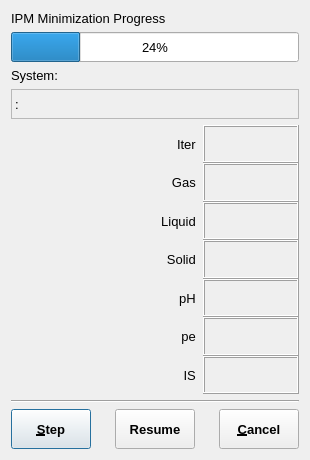
This is gems3/vizor4/dlg4/ProgressDialog4.ui in gemshub/GEMSGUI as Qt 5 draws it before an edit. The edited form follows.
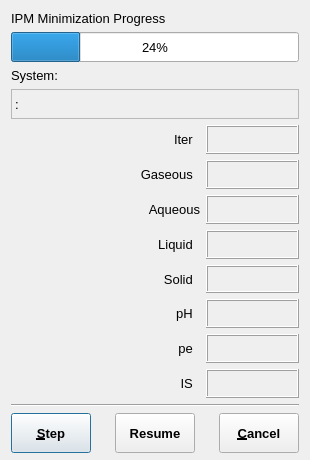
This is the edited form.

Commit message: Several important bugfixes and improvements taken over from upgrade version: work with record key templates (r1965), memory corruption in processing process scripts (r1972-1975), PMtest function (r1985); added 'liquid' part to SysEq Progress dialog (r2001), fixed SysEq remake wizard with xp_ vector defaults (r1949,1952), introduced common list of ReacDC/DComp records (r 1944, 1954).

```diff
--- a/gems3/vizor4/dlg4/ProgressDialog4.ui
+++ b/gems3/vizor4/dlg4/ProgressDialog4.ui
@@ -24,7 +24,7 @@
   <property name="windowTitle">
    <string>NewProgressDialogData</string>
   </property>
-  <layout class="QGridLayout">
+  <layout class="QGridLayout" name="gridLayout">
    <item row="0" column="0" colspan="2">
     <widget class="QLabel" name="TextLabel1">
      <property name="sizePolicy">
@@ -41,7 +41,7 @@
      </property>
     </widget>
    </item>
-   <item row="1" column="0" colspan="2">
+   <item row="1" column="0" colspan="3">
     <widget class="QProgressBar" name="pProgress">
      <property name="minimumSize">
       <size>
@@ -69,7 +69,7 @@
      </property>
     </widget>
    </item>
-   <item row="2" column="0" colspan="2">
+   <item row="2" column="0">
     <widget class="QLabel" name="TextLabel3_3">
      <property name="sizePolicy">
       <sizepolicy hsizetype="Preferred" vsizetype="Fixed">
@@ -85,7 +85,7 @@
      </property>
     </widget>
    </item>
-   <item row="3" column="0" colspan="2">
+   <item row="3" column="0" colspan="3">
     <widget class="QLabel" name="pKey">
      <property name="sizePolicy">
       <sizepolicy hsizetype="Minimum" vsizetype="Fixed">
@@ -116,7 +116,7 @@
      </property>
     </widget>
    </item>
-   <item row="4" column="0">
+   <item row="4" column="0" rowspan="8">
     <widget class="QFrame" name="pBottle">
      <property name="sizePolicy">
       <sizepolicy hsizetype="Fixed" vsizetype="Preferred">
@@ -139,12 +139,7 @@
     </widget>
    </item>
    <item row="4" column="1">
-    <layout class="QGridLayout" name="laypout">
-     <property name="spacing">
-      <number>0</number>
-     </property>
-     <item row="5" column="0">
-      <widget class="QLabel" name="TextLabel3_2_2_3">
+    <widget class="QLabel" name="TextLabel3">
        <property name="sizePolicy">
         <sizepolicy hsizetype="Preferred" vsizetype="Preferred">
          <horstretch>0</horstretch>
@@ -152,7 +147,7 @@
         </sizepolicy>
        </property>
        <property name="text">
-        <string>pe  </string>
+      <string>Iter  </string>
        </property>
        <property name="alignment">
         <set>Qt::AlignRight|Qt::AlignTrailing|Qt::AlignVCenter</set>
@@ -162,7 +157,32 @@
        </property>
       </widget>
      </item>
-     <item row="1" column="0">
+   <item row="4" column="2">
+    <widget class="QLabel" name="pIT">
+     <property name="sizePolicy">
+      <sizepolicy hsizetype="Preferred" vsizetype="Preferred">
+       <horstretch>0</horstretch>
+       <verstretch>0</verstretch>
+      </sizepolicy>
+     </property>
+     <property name="toolTip">
+      <string>Number of IPM iterations performed until the last update of dialog fields</string>
+     </property>
+     <property name="frameShape">
+      <enum>QFrame::Box</enum>
+     </property>
+     <property name="frameShadow">
+      <enum>QFrame::Raised</enum>
+     </property>
+     <property name="alignment">
+      <set>Qt::AlignRight|Qt::AlignTrailing|Qt::AlignVCenter</set>
+     </property>
+     <property name="wordWrap">
+      <bool>false</bool>
+     </property>
+    </widget>
+   </item>
+   <item row="5" column="1">
       <widget class="QLabel" name="TextLabel3_2">
        <property name="sizePolicy">
         <sizepolicy hsizetype="Preferred" vsizetype="Preferred">
@@ -171,7 +191,7 @@
         </sizepolicy>
        </property>
        <property name="text">
-        <string>Gas  </string>
+      <string>Gaseous  </string>
        </property>
        <property name="alignment">
         <set>Qt::AlignRight|Qt::AlignTrailing|Qt::AlignVCenter</set>
@@ -181,7 +201,139 @@
        </property>
       </widget>
      </item>
-     <item row="3" column="1">
+   <item row="5" column="2">
+    <widget class="QLabel" name="pGas">
+     <property name="sizePolicy">
+      <sizepolicy hsizetype="Preferred" vsizetype="Preferred">
+       <horstretch>0</horstretch>
+       <verstretch>0</verstretch>
+      </sizepolicy>
+     </property>
+     <property name="toolTip">
+      <string>Mass of gas (in grams) in the system</string>
+     </property>
+     <property name="frameShape">
+      <enum>QFrame::Box</enum>
+     </property>
+     <property name="frameShadow">
+      <enum>QFrame::Raised</enum>
+     </property>
+     <property name="alignment">
+      <set>Qt::AlignRight|Qt::AlignTrailing|Qt::AlignVCenter</set>
+     </property>
+     <property name="wordWrap">
+      <bool>false</bool>
+     </property>
+    </widget>
+   </item>
+   <item row="6" column="1">
+    <widget class="QLabel" name="TextLabel3_2_4">
+     <property name="sizePolicy">
+      <sizepolicy hsizetype="Preferred" vsizetype="Preferred">
+       <horstretch>0</horstretch>
+       <verstretch>0</verstretch>
+      </sizepolicy>
+     </property>
+     <property name="text">
+      <string>Aqueous</string>
+     </property>
+     <property name="alignment">
+      <set>Qt::AlignRight|Qt::AlignTrailing|Qt::AlignVCenter</set>
+     </property>
+     <property name="wordWrap">
+      <bool>false</bool>
+     </property>
+    </widget>
+   </item>
+   <item row="6" column="2">
+    <widget class="QLabel" name="pWater">
+     <property name="sizePolicy">
+      <sizepolicy hsizetype="Preferred" vsizetype="Preferred">
+       <horstretch>0</horstretch>
+       <verstretch>0</verstretch>
+      </sizepolicy>
+     </property>
+     <property name="toolTip">
+      <string>Total mass of liquid phases in the system (g)</string>
+     </property>
+     <property name="frameShape">
+      <enum>QFrame::Box</enum>
+     </property>
+     <property name="frameShadow">
+      <enum>QFrame::Raised</enum>
+     </property>
+     <property name="alignment">
+      <set>Qt::AlignRight|Qt::AlignTrailing|Qt::AlignVCenter</set>
+     </property>
+     <property name="wordWrap">
+      <bool>false</bool>
+     </property>
+    </widget>
+   </item>
+   <item row="7" column="1">
+    <widget class="QLabel" name="TextLabel3_2_2">
+     <property name="sizePolicy">
+      <sizepolicy hsizetype="Preferred" vsizetype="Preferred">
+       <horstretch>0</horstretch>
+       <verstretch>0</verstretch>
+      </sizepolicy>
+     </property>
+     <property name="text">
+      <string>Liquid  </string>
+     </property>
+     <property name="alignment">
+      <set>Qt::AlignRight|Qt::AlignTrailing|Qt::AlignVCenter</set>
+     </property>
+     <property name="wordWrap">
+      <bool>false</bool>
+     </property>
+    </widget>
+   </item>
+   <item row="7" column="2">
+    <widget class="QLabel" name="pLiquid">
+     <property name="sizePolicy">
+      <sizepolicy hsizetype="Preferred" vsizetype="Preferred">
+       <horstretch>0</horstretch>
+       <verstretch>0</verstretch>
+      </sizepolicy>
+     </property>
+     <property name="toolTip">
+      <string>Total mass of liquid phases in the system (g)</string>
+     </property>
+     <property name="frameShape">
+      <enum>QFrame::Box</enum>
+     </property>
+     <property name="frameShadow">
+      <enum>QFrame::Raised</enum>
+     </property>
+     <property name="alignment">
+      <set>Qt::AlignRight|Qt::AlignTrailing|Qt::AlignVCenter</set>
+     </property>
+     <property name="wordWrap">
+      <bool>false</bool>
+     </property>
+    </widget>
+   </item>
+   <item row="8" column="1">
+    <widget class="QLabel" name="TextLabel3_2_2_2">
+     <property name="sizePolicy">
+      <sizepolicy hsizetype="Preferred" vsizetype="Preferred">
+       <horstretch>0</horstretch>
+       <verstretch>0</verstretch>
+      </sizepolicy>
+     </property>
+     <property name="text">
+      <string>Solid  </string>
+     </property>
+     <property name="alignment">
+      <set>Qt::AlignRight|Qt::AlignTrailing|Qt::AlignVCenter</set>
+     </property>
+     <property name="wordWrap">
+      <bool>false</bool>
+     </property>
+    </widget>
+   </item>
+   <item row="8" column="2">
       <widget class="QLabel" name="pSolid">
        <property name="sizePolicy">
         <sizepolicy hsizetype="Preferred" vsizetype="Preferred">
@@ -206,32 +358,7 @@
        </property>
       </widget>
      </item>
-     <item row="5" column="1">
-      <widget class="QLabel" name="pPE">
-       <property name="sizePolicy">
-        <sizepolicy hsizetype="Preferred" vsizetype="Preferred">
-         <horstretch>0</horstretch>
-         <verstretch>0</verstretch>
-        </sizepolicy>
-       </property>
-       <property name="toolTip">
-        <string>pe value of aqueous electrolyte, molal</string>
-       </property>
-       <property name="frameShape">
-        <enum>QFrame::Box</enum>
-       </property>
-       <property name="frameShadow">
-        <enum>QFrame::Raised</enum>
-       </property>
-       <property name="alignment">
-        <set>Qt::AlignRight|Qt::AlignTrailing|Qt::AlignVCenter</set>
-       </property>
-       <property name="wordWrap">
-        <bool>false</bool>
-       </property>
-      </widget>
-     </item>
-     <item row="4" column="0">
+   <item row="9" column="1">
       <widget class="QLabel" name="TextLabel3_2_3">
        <property name="sizePolicy">
         <sizepolicy hsizetype="Preferred" vsizetype="Preferred">
@@ -250,101 +377,7 @@
        </property>
       </widget>
      </item>
-     <item row="1" column="1">
-      <widget class="QLabel" name="pGas">
-       <property name="sizePolicy">
-        <sizepolicy hsizetype="Preferred" vsizetype="Preferred">
-         <horstretch>0</horstretch>
-         <verstretch>0</verstretch>
-        </sizepolicy>
-       </property>
-       <property name="toolTip">
-        <string>Mass of gas (in grams) in the system</string>
-       </property>
-       <property name="frameShape">
-        <enum>QFrame::Box</enum>
-       </property>
-       <property name="frameShadow">
-        <enum>QFrame::Raised</enum>
-       </property>
-       <property name="alignment">
-        <set>Qt::AlignRight|Qt::AlignTrailing|Qt::AlignVCenter</set>
-       </property>
-       <property name="wordWrap">
-        <bool>false</bool>
-       </property>
-      </widget>
-     </item>
-     <item row="2" column="1">
-      <widget class="QLabel" name="pWater">
-       <property name="sizePolicy">
-        <sizepolicy hsizetype="Preferred" vsizetype="Preferred">
-         <horstretch>0</horstretch>
-         <verstretch>0</verstretch>
-        </sizepolicy>
-       </property>
-       <property name="toolTip">
-        <string>Total mass of liquid phases in the system (g)</string>
-       </property>
-       <property name="frameShape">
-        <enum>QFrame::Box</enum>
-       </property>
-       <property name="frameShadow">
-        <enum>QFrame::Raised</enum>
-       </property>
-       <property name="alignment">
-        <set>Qt::AlignRight|Qt::AlignTrailing|Qt::AlignVCenter</set>
-       </property>
-       <property name="wordWrap">
-        <bool>false</bool>
-       </property>
-      </widget>
-     </item>
-     <item row="6" column="0">
-      <widget class="QLabel" name="TextLabel3_2_2_2_2">
-       <property name="sizePolicy">
-        <sizepolicy hsizetype="Preferred" vsizetype="Preferred">
-         <horstretch>0</horstretch>
-         <verstretch>0</verstretch>
-        </sizepolicy>
-       </property>
-       <property name="text">
-        <string>IS  </string>
-       </property>
-       <property name="alignment">
-        <set>Qt::AlignRight|Qt::AlignTrailing|Qt::AlignVCenter</set>
-       </property>
-       <property name="wordWrap">
-        <bool>false</bool>
-       </property>
-      </widget>
-     </item>
-     <item row="0" column="1">
-      <widget class="QLabel" name="pIT">
-       <property name="sizePolicy">
-        <sizepolicy hsizetype="Preferred" vsizetype="Preferred">
-         <horstretch>0</horstretch>
-         <verstretch>0</verstretch>
-        </sizepolicy>
-       </property>
-       <property name="toolTip">
-        <string>Number of IPM iterations performed until the last update of dialog fields</string>
-       </property>
-       <property name="frameShape">
-        <enum>QFrame::Box</enum>
-       </property>
-       <property name="frameShadow">
-        <enum>QFrame::Raised</enum>
-       </property>
-       <property name="alignment">
-        <set>Qt::AlignRight|Qt::AlignTrailing|Qt::AlignVCenter</set>
-       </property>
-       <property name="wordWrap">
-        <bool>false</bool>
-       </property>
-      </widget>
-     </item>
-     <item row="4" column="1">
+   <item row="9" column="2">
       <widget class="QLabel" name="pPH">
        <property name="sizePolicy">
         <sizepolicy hsizetype="Preferred" vsizetype="Preferred">
@@ -369,7 +402,70 @@
        </property>
       </widget>
      </item>
-     <item row="6" column="1">
+   <item row="10" column="1">
+    <widget class="QLabel" name="TextLabel3_2_2_3">
+     <property name="sizePolicy">
+      <sizepolicy hsizetype="Preferred" vsizetype="Preferred">
+       <horstretch>0</horstretch>
+       <verstretch>0</verstretch>
+      </sizepolicy>
+     </property>
+     <property name="text">
+      <string>pe  </string>
+     </property>
+     <property name="alignment">
+      <set>Qt::AlignRight|Qt::AlignTrailing|Qt::AlignVCenter</set>
+     </property>
+     <property name="wordWrap">
+      <bool>false</bool>
+     </property>
+    </widget>
+   </item>
+   <item row="10" column="2">
+    <widget class="QLabel" name="pPE">
+     <property name="sizePolicy">
+      <sizepolicy hsizetype="Preferred" vsizetype="Preferred">
+       <horstretch>0</horstretch>
+       <verstretch>0</verstretch>
+      </sizepolicy>
+     </property>
+     <property name="toolTip">
+      <string>pe value of aqueous electrolyte, molal</string>
+     </property>
+     <property name="frameShape">
+      <enum>QFrame::Box</enum>
+     </property>
+     <property name="frameShadow">
+      <enum>QFrame::Raised</enum>
+     </property>
+     <property name="alignment">
+      <set>Qt::AlignRight|Qt::AlignTrailing|Qt::AlignVCenter</set>
+     </property>
+     <property name="wordWrap">
+      <bool>false</bool>
+     </property>
+    </widget>
+   </item>
+   <item row="11" column="1">
+    <widget class="QLabel" name="TextLabel3_2_2_2_2">
+     <property name="sizePolicy">
+      <sizepolicy hsizetype="Preferred" vsizetype="Preferred">
+       <horstretch>0</horstretch>
+       <verstretch>0</verstretch>
+      </sizepolicy>
+     </property>
+     <property name="text">
+      <string>IS  </string>
+     </property>
+     <property name="alignment">
+      <set>Qt::AlignRight|Qt::AlignTrailing|Qt::AlignVCenter</set>
+     </property>
+     <property name="wordWrap">
+      <bool>false</bool>
+     </property>
+    </widget>
+   </item>
+   <item row="11" column="2">
       <widget class="QLabel" name="pIC">
        <property name="sizePolicy">
         <sizepolicy hsizetype="Preferred" vsizetype="Preferred">
@@ -394,66 +490,7 @@
        </property>
       </widget>
      </item>
-     <item row="3" column="0">
-      <widget class="QLabel" name="TextLabel3_2_2_2">
-       <property name="sizePolicy">
-        <sizepolicy hsizetype="Preferred" vsizetype="Preferred">
-         <horstretch>0</horstretch>
-         <verstretch>0</verstretch>
-        </sizepolicy>
-       </property>
-       <property name="text">
-        <string>Solid  </string>
-       </property>
-       <property name="alignment">
-        <set>Qt::AlignRight|Qt::AlignTrailing|Qt::AlignVCenter</set>
-       </property>
-       <property name="wordWrap">
-        <bool>false</bool>
-       </property>
-      </widget>
-     </item>
-     <item row="2" column="0">
-      <widget class="QLabel" name="TextLabel3_2_2">
-       <property name="sizePolicy">
-        <sizepolicy hsizetype="Preferred" vsizetype="Preferred">
-         <horstretch>0</horstretch>
-         <verstretch>0</verstretch>
-        </sizepolicy>
-       </property>
-       <property name="text">
-        <string>Liquid  </string>
-       </property>
-       <property name="alignment">
-        <set>Qt::AlignRight|Qt::AlignTrailing|Qt::AlignVCenter</set>
-       </property>
-       <property name="wordWrap">
-        <bool>false</bool>
-       </property>
-      </widget>
-     </item>
-     <item row="0" column="0">
-      <widget class="QLabel" name="TextLabel3">
-       <property name="sizePolicy">
-        <sizepolicy hsizetype="Preferred" vsizetype="Preferred">
-         <horstretch>0</horstretch>
-         <verstretch>0</verstretch>
-        </sizepolicy>
-       </property>
-       <property name="text">
-        <string>Iter  </string>
-       </property>
-       <property name="alignment">
-        <set>Qt::AlignRight|Qt::AlignTrailing|Qt::AlignVCenter</set>
-       </property>
-       <property name="wordWrap">
-        <bool>false</bool>
-       </property>
-      </widget>
-     </item>
-    </layout>
-   </item>
-   <item row="5" column="0" colspan="2">
+   <item row="12" column="0" colspan="3">
     <widget class="Line" name="Line1">
      <property name="frameShape">
       <enum>QFrame::HLine</enum>
@@ -463,7 +500,7 @@
      </property>
     </widget>
    </item>
-   <item row="6" column="0" colspan="2">
+   <item row="13" column="0" colspan="3">
     <layout class="QHBoxLayout" name="layout2">
      <item>
       <widget class="QPushButton" name="pStepAccept">
```
Lines whose indentation alone changed are shown as unchanged. The commit also changes 22 other files.
